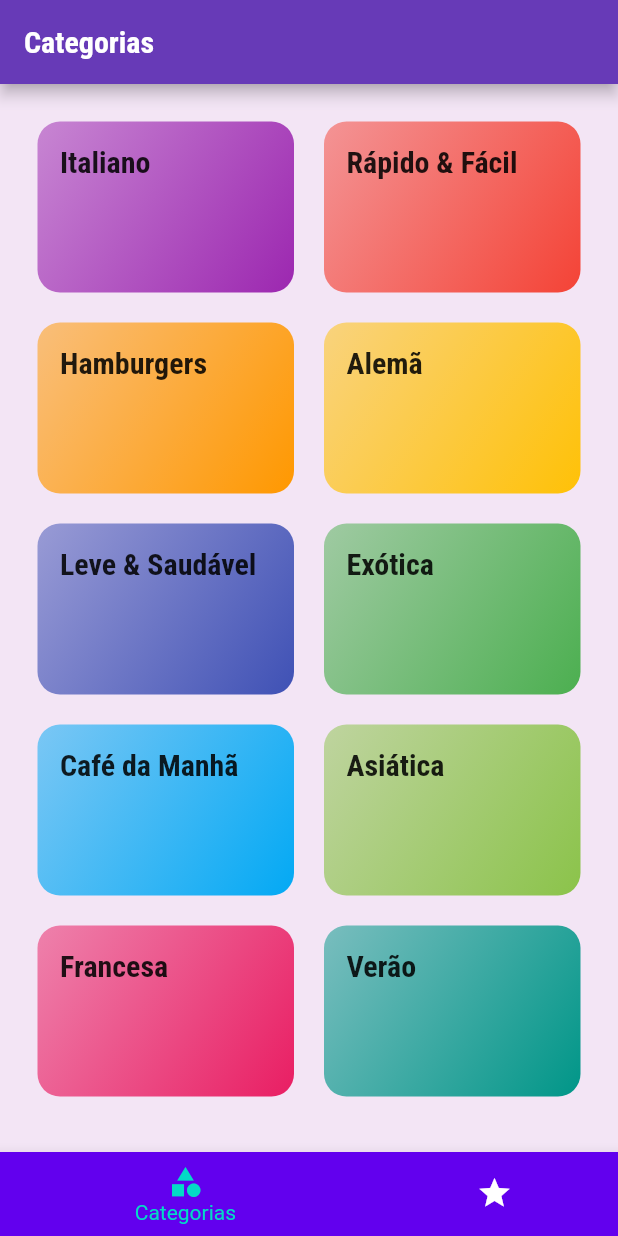
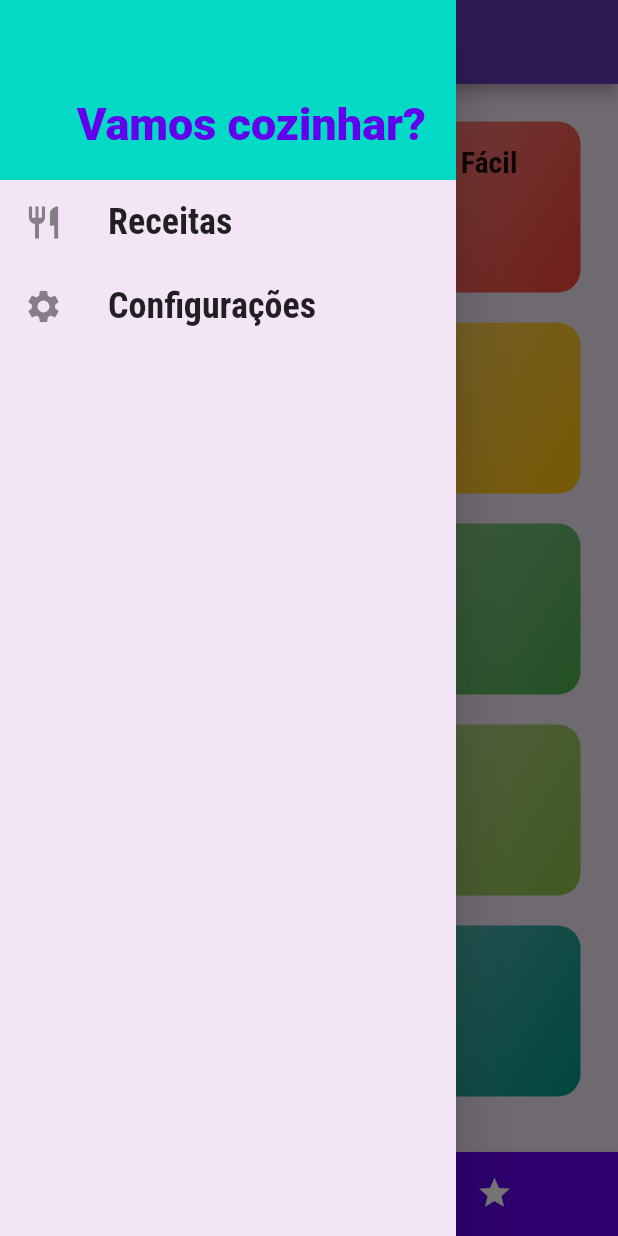
Before and after one commit to joaoffnogueira/purple_recipes, a Flutter app: the screen it shows after launch, with the side drawer open (before the commit the screen has no drawer), on a phone screen of 412 x 824 dp. Run offline on Flutter 3.47's test engine with Material 2 defaults, Android fonts, the phone set to English and light mode, and no system bars.

Commit message:
Create drawer

```diff
--- /dev/null
+++ b/lib/components/main_drawer.dart
@@ -0,0 +1,48 @@
+import 'package:flutter/material.dart';
+
+class MainDrawer extends StatelessWidget {
+  const MainDrawer({Key? key}) : super(key: key);
+
+  Widget _createItem(IconData icon, String label) {
+    return ListTile(
+      leading: Icon(
+        icon,
+        size: 26,
+      ),
+      title: Text(
+        label,
+        style: TextStyle(
+          fontFamily: 'RobotoCondensed',
+          fontSize: 24,
+          fontWeight: FontWeight.bold,
+        ),
+      ),
+      onTap: () {},
+    );
+  }
+
+  @override
+  Widget build(BuildContext context) {
+    return Drawer(
+      child: Column(children: [
+        Container(
+          height: 120,
+          width: double.infinity,
+          padding: EdgeInsets.all(20),
+          color: ColorScheme.light().secondary,
+          alignment: Alignment.bottomRight,
+          child: Text(
+            'Vamos cozinhar?',
+            style: TextStyle(
+              fontWeight: FontWeight.w900,
+              fontSize: 30,
+              color: ColorScheme.light().primary,
+            ),
+          ),
+        ),
+        _createItem(Icons.restaurant, 'Receitas'),
+        _createItem(Icons.settings, 'Configurações')
+      ]),
+    );
+  }
+}
--- a/lib/screens/tabs_screen.dart
+++ b/lib/screens/tabs_screen.dart
@@ -1,4 +1,5 @@
 import 'package:flutter/material.dart';
+import 'package:purple_recipes/components/main_drawer.dart';
 import 'package:purple_recipes/screens/categories_screen.dart';
 import 'package:purple_recipes/screens/favorite_screen.dart';
 
@@ -34,6 +35,7 @@
       appBar: AppBar(
         title: Text(_tabTitles[_selectedScreenIndex]),
       ),
+      drawer: MainDrawer(),
       body: _screens[_selectedScreenIndex],
       bottomNavigationBar: BottomNavigationBar(
           onTap: _selectScreen,
```
